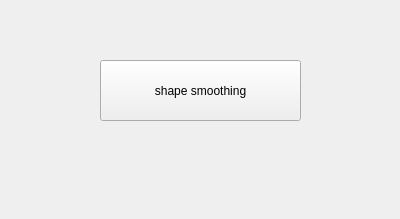
First picture: the form in Polyhedron/demo/Polyhedron/Plugins/PMP/Smoothing_plugin.ui, repository kkatrio/cgal, before the edit.
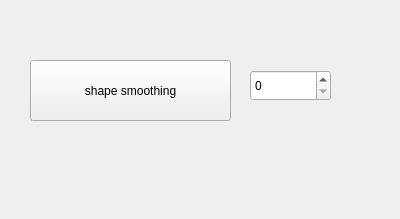
Second picture: the form after the edit.

Patch:
```diff
--- a/Polyhedron/demo/Polyhedron/Plugins/PMP/Smoothing_plugin.ui
+++ b/Polyhedron/demo/Polyhedron/Plugins/PMP/Smoothing_plugin.ui
@@ -16,7 +16,7 @@
   <widget class="QPushButton" name="shape_smoothing_button">
    <property name="geometry">
     <rect>
-     <x>100</x>
+     <x>30</x>
      <y>60</y>
      <width>201</width>
      <height>61</height>
@@ -26,6 +26,16 @@
     <string>shape smoothing</string>
    </property>
   </widget>
+  <widget class="QSpinBox" name="smothing_spinBox">
+   <property name="geometry">
+    <rect>
+     <x>250</x>
+     <y>70</y>
+     <width>81</width>
+     <height>31</height>
+    </rect>
+   </property>
+  </widget>
  </widget>
  <resources/>
  <connections/>
```
